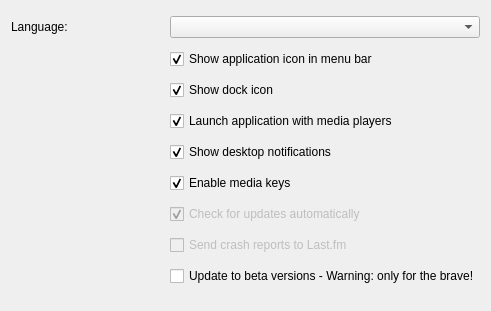
The window that app/client/Settings/GeneralSettingsWidget.ui (mutecypher/lastfm-desktop) describes before a commit, drawn with Qt 5.
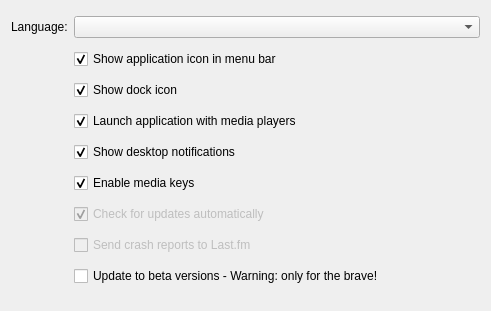
The same window after the commit.

Commit message: Make the general settings tab look a bit better.

What changed in the file:
```diff
--- a/app/client/Settings/GeneralSettingsWidget.ui
+++ b/app/client/Settings/GeneralSettingsWidget.ui
@@ -13,7 +13,7 @@
   <property name="windowTitle">
    <string notr="true">Form</string>
   </property>
-  <layout class="QGridLayout" name="gridLayout">
+  <layout class="QGridLayout" name="gridLayout" columnstretch="0,1">
    <item row="7" column="1">
     <widget class="QCheckBox" name="updates">
      <property name="enabled">
```
